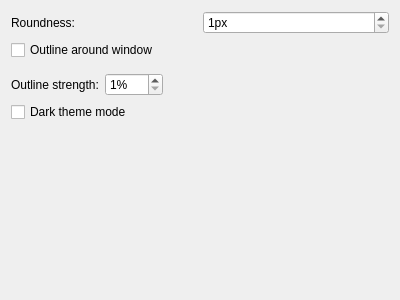
Old version of the form lightlyshaders_config.ui in the repository luisbocanegra/LightlyShaders.
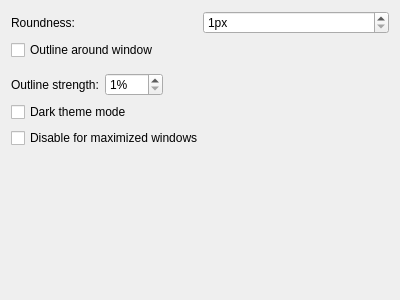
New version of the form.

Commit message: Add configuration option to disable effect on maximized windows

The edit to the form file:
```diff
--- a/lightlyshaders_config.ui
+++ b/lightlyshaders_config.ui
@@ -93,6 +93,13 @@
         <string>Dark theme mode</string>
        </property>
       </widget>
+     </item> 
+     <item>
+      <widget class="QCheckBox" name="disabledForMaximized">
+       <property name="text">
+        <string>Disable for maximized windows</string>
+       </property>
+      </widget>
      </item>     
      <item>
       <spacer name="verticalSpacer">
```
The commit also changes 3 other files.
